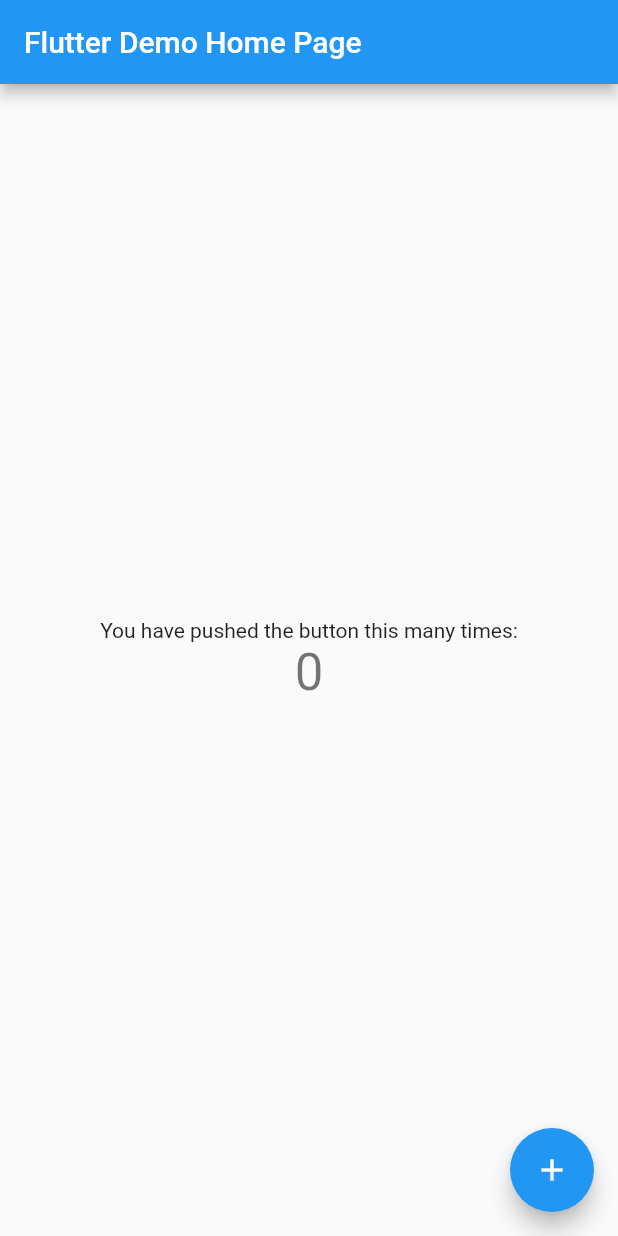
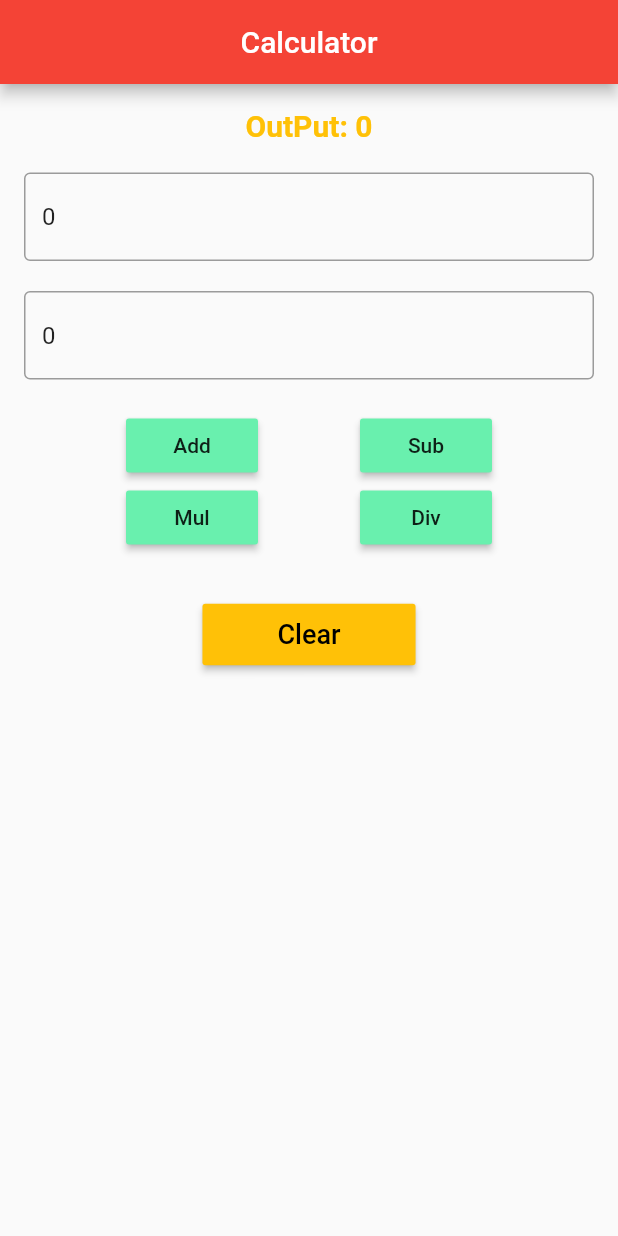
Before and after one commit to faizanansari1/flutter-calculator, a Flutter app: the screen it shows after launch, on a phone screen of 412 x 824 dp. Run offline on Flutter 3.47's test engine with Material 2 defaults, Android fonts, the phone set to English and light mode, and no system bars.

Commit message:
simple calculate

```diff
--- /dev/null
+++ b/lib/homePage.dart
@@ -0,0 +1,140 @@
+import 'package:flutter/material.dart';
+
+class HomePage extends StatefulWidget {
+  @override
+  State createState() => _HomePageState();
+}
+
+class _HomePageState extends State<HomePage> {
+  var num1 = 0, num2 = 0, sum = 0;
+  final TextEditingController t1 = TextEditingController(text: "0");
+  final TextEditingController t2 = TextEditingController(text: "0");
+  void doAddition() {
+    setState(() {
+      num1 = int.parse(t1.text);
+      num2 = int.parse(t2.text);
+      sum = num1 + num2;
+    });
+  }
+
+  @override
+  Widget build(BuildContext context) {
+    return Scaffold(
+      appBar: AppBar(
+        centerTitle: true,
+        title: Text('Calculator'),
+      ),
+      body: Container(
+        padding: const EdgeInsets.all(16),
+        child: SingleChildScrollView(
+          child: Column(
+            mainAxisAlignment: MainAxisAlignment.center,
+            children: [
+              Text(
+                'OutPut: $sum',
+                style: TextStyle(
+                    fontSize: 20,
+                    color: Colors.amber,
+                    fontWeight: FontWeight.bold),
+              ),
+              SizedBox(
+                height: 20,
+              ),
+              TextField(
+                controller: t1,
+                keyboardType: TextInputType.number,
+                decoration: InputDecoration(
+                  hintText: 'Enter Number 1',
+                  border: OutlineInputBorder(),
+                ),
+              ),
+              SizedBox(height: 20),
+              TextField(
+                controller: t2,
+                keyboardType: TextInputType.number,
+                decoration: InputDecoration(
+                    hintText: 'Enter Number 2', border: OutlineInputBorder()),
+              ),
+              SizedBox(
+                height: 20,
+              ),
+              Row(
+                mainAxisAlignment: MainAxisAlignment.spaceEvenly,
+                children: [
+                  MaterialButton(
+                    color: Colors.greenAccent,
+                    child: Text('Add'),
+                    onPressed: doAddition,
+                  ),
+                  MaterialButton(
+                    color: Colors.greenAccent,
+                    child: Text('Sub'),
+                    onPressed: () {
+                      setState(() {
+                        num1 = int.parse(t1.text);
+                        num2 = int.parse(t2.text);
+                        if (num1 > num2) {
+                          sum = num1 - num2;
+                        }
+                      });
+                    },
+                  ),
+                ],
+              ),
+              Row(
+                mainAxisAlignment: MainAxisAlignment.spaceEvenly,
+                children: [
+                  MaterialButton(
+                    color: Colors.greenAccent,
+                    child: Text('Mul'),
+                    onPressed: () {
+                      setState(() {
+                        num1 = int.parse(t1.text);
+                        num2 = int.parse(t2.text);
+                        sum = num1 * num2;
+                      });
+                    },
+                  ),
+                  MaterialButton(
+                    color: Colors.greenAccent,
+                    child: Text('Div'),
+                    onPressed: () {
+                      setState(() {
+                        num1 = int.parse(t1.text);
+                        num2 = int.parse(t2.text);
+                        sum = num1 ~/ num2;
+                      });
+                    },
+                  ),
+                ],
+              ),
+              SizedBox(
+                height: 30,
+              ),
+              MaterialButton(
+                padding: const EdgeInsets.fromLTRB(50, 10, 50, 10),
+                child: Text(
+                  'Clear',
+                  style: TextStyle(
+                    color: Colors.black,
+                    fontSize: 18,
+                  ),
+                ),
+                color: Colors.amber,
+                onPressed: () {
+                  setState(() {
+                    num1 = 0;
+                    num2 = 0;
+                    t1.text = "0";
+                    t2.text = "0";
+                    sum = 0;
+                  });
+                },
+              ),
+            ],
+          ),
+        ),
+      ),
+    );
+  }
+}
--- a/lib/main.dart
+++ b/lib/main.dart
@@ -1,113 +1,16 @@
 import 'package:flutter/material.dart';
+import 'package:flutter_calculator/homePage.dart';
 
-void main() {
-  runApp(MyApp());
-}
+void main() => runApp(MyApp());
 
 class MyApp extends StatelessWidget {
-  // This widget is the root of your application.
   @override
   Widget build(BuildContext context) {
     return MaterialApp(
-      title: 'Flutter Demo',
-      theme: ThemeData(
-        // This is the theme of your application.
-        //
-        // Try running your application with "flutter run". You'll see the
-        // application has a blue toolbar. Then, without quitting the app, try
-        // changing the primarySwatch below to Colors.green and then invoke
-        // "hot reload" (press "r" in the console where you ran "flutter run",
-        // or simply save your changes to "hot reload" in a Flutter IDE).
-        // Notice that the counter didn't reset back to zero; the application
-        // is not restarted.
-        primarySwatch: Colors.blue,
-      ),
-      home: MyHomePage(title: 'Flutter Demo Home Page'),
+      debugShowCheckedModeBanner: false,
+      title: "Calculator App",
+      theme: ThemeData(primarySwatch: Colors.red),
+      home: HomePage(),
     );
   }
 }
-
-class MyHomePage extends StatefulWidget {
-  MyHomePage({Key key, this.title}) : super(key: key);
-
-  // This widget is the home page of your application. It is stateful, meaning
-  // that it has a State object (defined below) that contains fields that affect
-  // how it looks.
-
-  // This class is the configuration for the state. It holds the values (in this
-  // case the title) provided by the parent (in this case the App widget) and
-  // used by the build method of the State. Fields in a Widget subclass are
-  // always marked "final".
-
-  final String title;
-
-  @override
-  _MyHomePageState createState() => _MyHomePageState();
-}
-
-class _MyHomePageState extends State<MyHomePage> {
-  int _counter = 0;
-
-  void _incrementCounter() {
-    setState(() {
-      // This call to setState tells the Flutter framework that something has
-      // changed in this State, which causes it to rerun the build method below
-      // so that the display can reflect the updated values. If we changed
-      // _counter without calling setState(), then the build method would not be
-      // called again, and so nothing would appear to happen.
-      _counter++;
-    });
-  }
-
-  @override
-  Widget build(BuildContext context) {
-    // This method is rerun every time setState is called, for instance as done
-    // by the _incrementCounter method above.
-    //
-    // The Flutter framework has been optimized to make rerunning build methods
-    // fast, so that you can just rebuild anything that needs updating rather
-    // than having to individually change instances of widgets.
-    return Scaffold(
-      appBar: AppBar(
-        // Here we take the value from the MyHomePage object that was created by
-        // the App.build method, and use it to set our appbar title.
-        title: Text(widget.title),
-      ),
-      body: Center(
-        // Center is a layout widget. It takes a single child and positions it
-        // in the middle of the parent.
-        child: Column(
-          // Column is also a layout widget. It takes a list of children and
-          // arranges them vertically. By default, it sizes itself to fit its
-          // children horizontally, and tries to be as tall as its parent.
-          //
-          // Invoke "debug painting" (press "p" in the console, choose the
-          // "Toggle Debug Paint" action from the Flutter Inspector in Android
-          // Studio, or the "Toggle Debug Paint" command in Visual Studio Code)
-          // to see the wireframe for each widget.
-          //
-          // Column has various properties to control how it sizes itself and
-          // how it positions its children. Here we use mainAxisAlignment to
-          // center the children vertically; the main axis here is the vertical
-          // axis because Columns are vertical (the cross axis would be
-          // horizontal).
-          mainAxisAlignment: MainAxisAlignment.center,
-          children: <Widget>[
-            Text(
-              'You have pushed the button this many times:',
-            ),
-            Text(
-              '$_counter',
-              style: Theme.of(context).textTheme.headline4,
-            ),
-          ],
-        ),
-      ),
-      floatingActionButton: FloatingActionButton(
-        onPressed: _incrementCounter,
-        tooltip: 'Increment',
-        child: Icon(Icons.add),
-      ), // This trailing comma makes auto-formatting nicer for build methods.
-    );
-  }
-}
```
